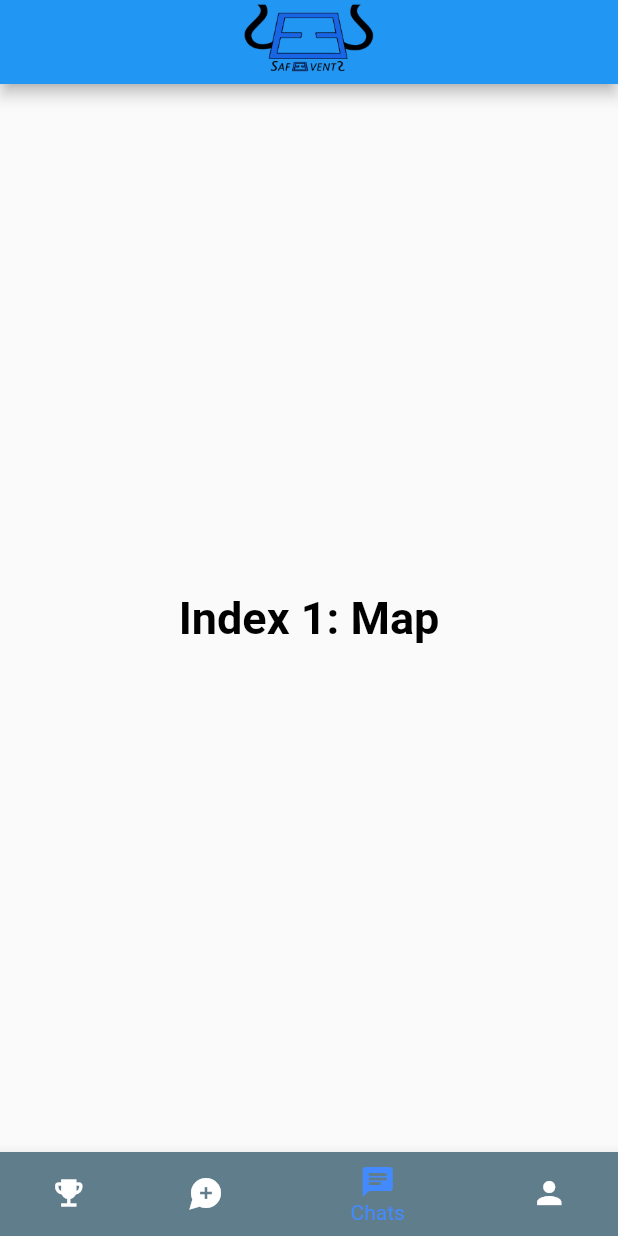
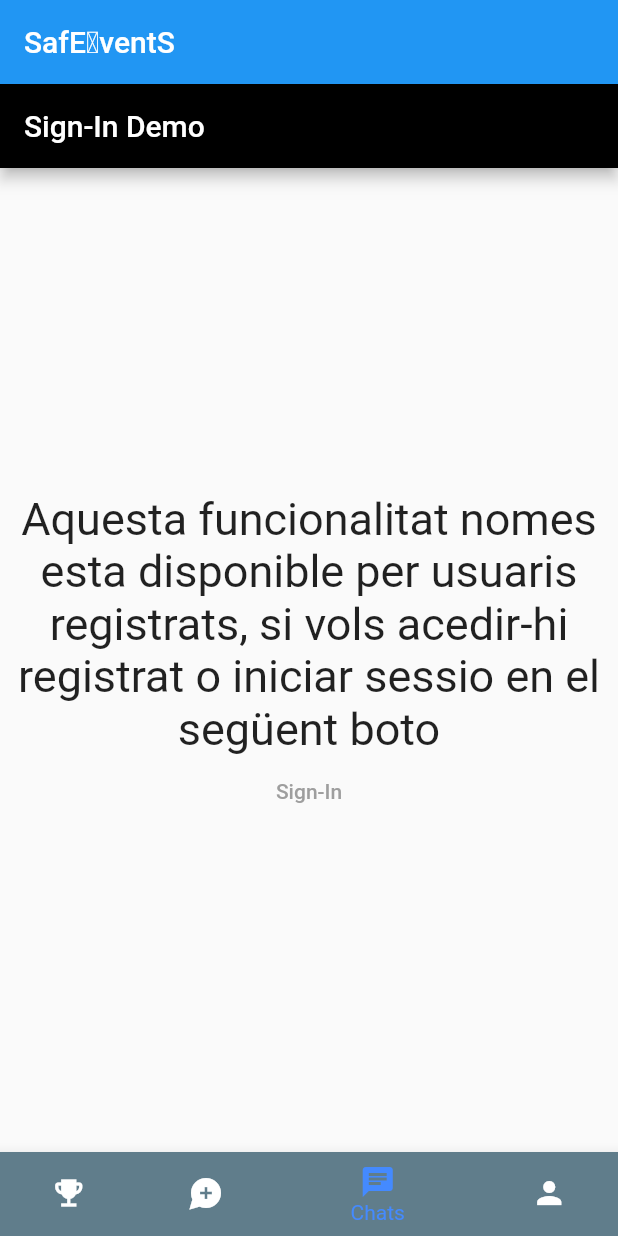
Before and after one commit to PabloGamiz/SafeEvents-Frontend, a Flutter app: the Structure screen opened directly, item 3 of the bottom bar chosen, on a phone screen of 412 x 824 dp. Run offline on Flutter 3.47's test engine with Material 2 defaults, Android fonts, the phone set to English and light mode, and no system bars; our stand-ins replace datetime_picker_formfield, firebase_auth, firebase_core, google_sign_in, shared_preferences; accounts and stored records are empty.

Commit message:
commit de prueba

```diff
--- a/lib/Structure.dart
+++ b/lib/Structure.dart
@@ -1,7 +1,9 @@
 import 'package:flutter/material.dart';
 import 'package:safeevents/ClientInfo.dart';
+import 'package:shared_preferences/shared_preferences.dart';
 
 import 'EventsGeneral.dart';
+import 'no_login.dart';
 
 class Structure extends StatefulWidget {
   @override
@@ -35,15 +37,11 @@ class _StructureState extends State<Structure> {
       'Index 1: Map',
       style: optionStyle,
     ),
-    Text(
-      'Registrate puto',
-      style: optionStyle,
-    ),
-    Text(
-      'Registrate puto',
-      style: optionStyle,
-    ),
+    Nologin(),
+    Nologin(),
   ];
+
+  bool register = false;
 
   void _onItemTapped(int index) {
     setState(() {
@@ -51,19 +49,22 @@ class _StructureState extends State<Structure> {
     });
   }
 
+  comprovarSessio() async {
+    SharedPreferences prefs = await SharedPreferences.getInstance();
+    String stringValue = prefs.getString('cookie');
+    if (stringValue != null)
+      register = true;
+    else
+      register = false;
+  }
+
   @override
   Widget build(BuildContext context) {
-    if (registered) {
+    comprovarSessio();
+    if (register) {
       return Scaffold(
         appBar: AppBar(
-          title: Container(
-            height: 55,
-            child: Center(
-              child: Image(
-                image: AssetImage('assets/SafeEventsBlack.png'),
-              ),
-            ),
-          ),
+          title: Text("SafEƎventS"),
         ),
         body: Center(
           child: _widgetOptionsIfRegistered.elementAt(_selectedIndex),
@@ -99,14 +100,7 @@ class _StructureState extends State<Structure> {
     } else {
       return Scaffold(
         appBar: AppBar(
-          title: Container(
-            height: 40,
-            child: Center(
-              child: Image(
-                image: AssetImage('assets/SafeEventsBlack.png'),
-              ),
-            ),
-          ),
+          title: Text("SafEƎventS"),
         ),
         body: Center(
           child: _widgetOptionsIfNotRegistered.elementAt(_selectedIndex),
@@ -116,11 +110,6 @@ class _StructureState extends State<Structure> {
             BottomNavigationBarItem(
               icon: Icon(Icons.emoji_events),
               label: 'Events',
-              backgroundColor: Colors.blueGrey,
-            ),
-            BottomNavigationBarItem(
-              icon: Icon(Icons.star),
-              label: 'Favourites',
               backgroundColor: Colors.blueGrey,
             ),
             BottomNavigationBarItem(
--- a/lib/no_login.dart
+++ b/lib/no_login.dart
@@ -0,0 +1,53 @@
+import 'package:flutter/material.dart';
+
+import 'SignIn.dart';
+
+class Nologin extends StatefulWidget {
+  @override
+  _NologinState createState() => _NologinState();
+}
+
+class _NologinState extends State<Nologin> {
+  @override
+  Widget build(BuildContext context) {
+    return Scaffold(
+      appBar: AppBar(
+        backgroundColor: Colors.black,
+        title: Text('Sign-In Demo'),
+      ),
+      body: Center(
+          child: Column(
+        mainAxisAlignment: MainAxisAlignment.center,
+        children: <Widget>[
+          Text(
+            'Aquesta funcionalitat nomes esta disponible per usuaris registrats, si vols acedir-hi registrat o iniciar sessio en el següent boto',
+            style: TextStyle(fontSize: 30),
+            textAlign: TextAlign.center,
+          ),
+          Container(
+            width: 250.0,
+            child: Align(
+              alignment: Alignment.center,
+              child: FlatButton(
+                onPressed: () =>
+                    _signInWithGoogle() /*llama a estructura, para que depues esta muestre eventos general*/,
+                child: Text(
+                  'Sign-In',
+                  style: TextStyle(
+                    color: Colors.grey,
+                  ),
+                ),
+              ),
+            ),
+          ),
+        ],
+      )),
+    );
+  }
+
+  _signInWithGoogle() {
+    runApp(MaterialApp(
+      home: SignIn(),
+    ));
+  }
+}
```
Also changed, not shown: lib/ClientInfo.dart (+21 -36 lines), lib/SignIn.dart (+5 -3 lines), lib/pantalla_principal.dart (+141 -0 lines).
